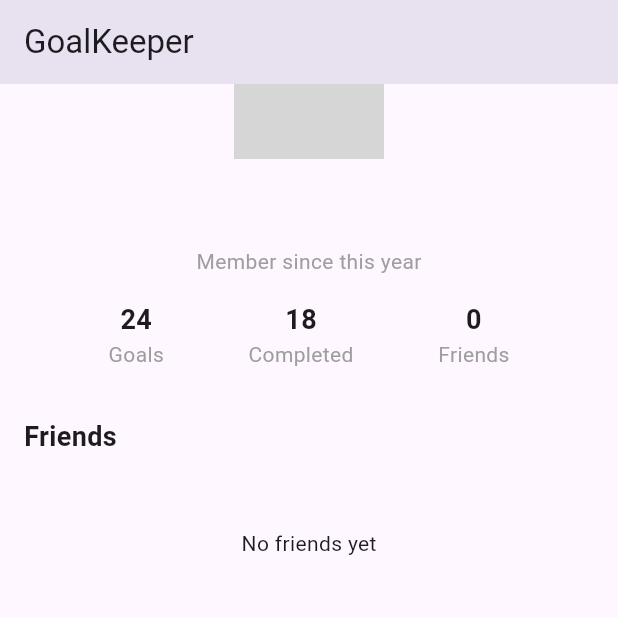
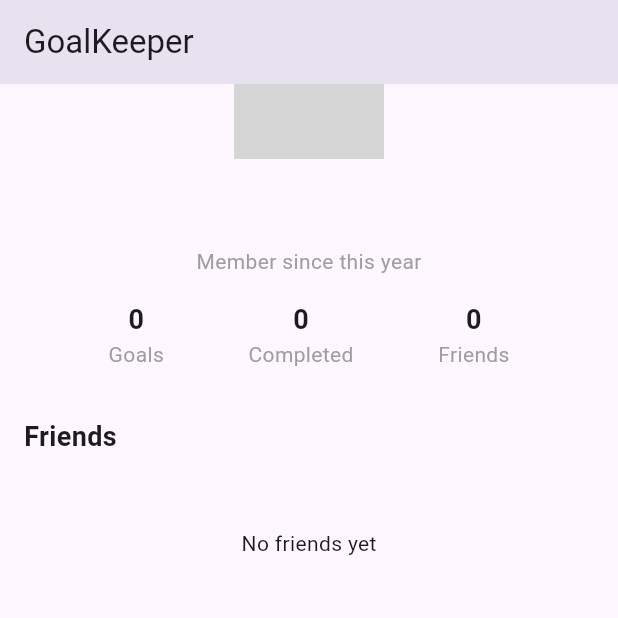
Before and after one commit to SumithShetty1/goalkeeper, a Flutter app: the HomeScreen screen opened directly, item 3 of the bottom bar chosen, scrolled down 66 dp, on a phone screen of 412 x 824 dp, the top half of it. Run offline on Flutter 3.47's test engine with Material 3 defaults, Android fonts, the light colour scheme and no system bars; our stand-ins replace cloud_firestore, firebase_auth, firebase_core; accounts and stored records are empty; generated files the repository leaves out were written again; network calls fail; grey boxes are pictures that could not be loaded.

Commit message:
feat: make profile goal and completed stats dynamic using Firestore

```diff
--- a/lib/screens/profile_screen.dart
+++ b/lib/screens/profile_screen.dart
@@ -13,21 +13,46 @@ class ProfileScreen extends StatelessWidget {
 
     return FutureBuilder<DocumentSnapshot>(
       future: FirebaseFirestore.instance.collection('users').doc(user.email).get(),
-      builder: (context, snapshot) {
-        if (snapshot.connectionState == ConnectionState.waiting) {
+      builder: (context, userSnapshot) {
+        if (userSnapshot.connectionState == ConnectionState.waiting) {
           return const Center(child: CircularProgressIndicator());
         }
-        if (!snapshot.hasData || !snapshot.data!.exists) {
+        if (!userSnapshot.hasData || !userSnapshot.data!.exists) {
           return const Center(child: Text('User data not found.'));
         }
 
-        final userData = snapshot.data!.data() as Map<String, dynamic>;
-        return ListView(
-          children: [
-            UserProfileHeader(userData: userData),
-            FriendsSection(friendIds: List<String>.from(userData['friends'] ?? [])),
-            const SettingsSection(),
-          ],
+        final userData = userSnapshot.data!.data() as Map<String, dynamic>;
+
+        return StreamBuilder<QuerySnapshot>(
+          stream: FirebaseFirestore.instance
+              .collection('goals')
+              .where('participants', arrayContains: user.email)
+              .snapshots(),
+          builder: (context, goalsSnapshot) {
+            if (goalsSnapshot.connectionState == ConnectionState.waiting) {
+              return const Center(child: CircularProgressIndicator());
+            }
+
+            final goals = goalsSnapshot.data?.docs ?? [];
+            final totalGoals = goals.length;
+            final completedGoals = goals.where(
+              (doc) => (doc.data() as Map<String, dynamic>)['isCompleted'] == true,
+            ).length;
+
+            return ListView(
+              children: [
+                UserProfileHeader(
+                  userData: userData,
+                  totalGoals: totalGoals,
+                  completedGoals: completedGoals,
+                ),
+                FriendsSection(
+                  friendIds: List<String>.from(userData['friends'] ?? []),
+                ),
+                const SettingsSection(),
+              ],
+            );
+          },
         );
       },
     );
@@ -36,8 +61,15 @@ class ProfileScreen extends StatelessWidget {
 
 class UserProfileHeader extends StatelessWidget {
   final Map<String, dynamic> userData;
+  final int totalGoals;
+  final int completedGoals;
 
-  const UserProfileHeader({super.key, required this.userData});
+  const UserProfileHeader({
+    super.key,
+    required this.userData,
+    required this.totalGoals,
+    required this.completedGoals,
+  });
 
   @override
   Widget build(BuildContext context) {
@@ -66,8 +98,8 @@ class UserProfileHeader extends StatelessWidget {
           Row(
             mainAxisAlignment: MainAxisAlignment.spaceEvenly,
             children: [
-              _buildStatItem('Goals', '24'),
-              _buildStatItem('Completed', '18'),
+              _buildStatItem('Goals', totalGoals.toString()),
+              _buildStatItem('Completed', completedGoals.toString()),
               _buildStatItem('Friends', (userData['friends']?.length ?? 0).toString()),
             ],
           ),
```
